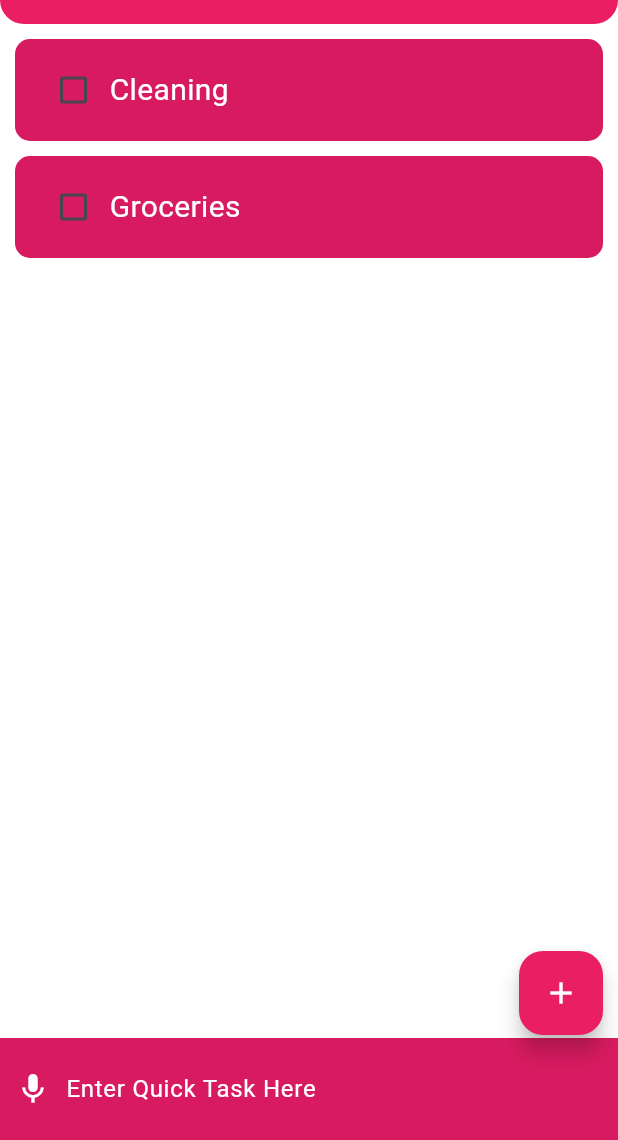
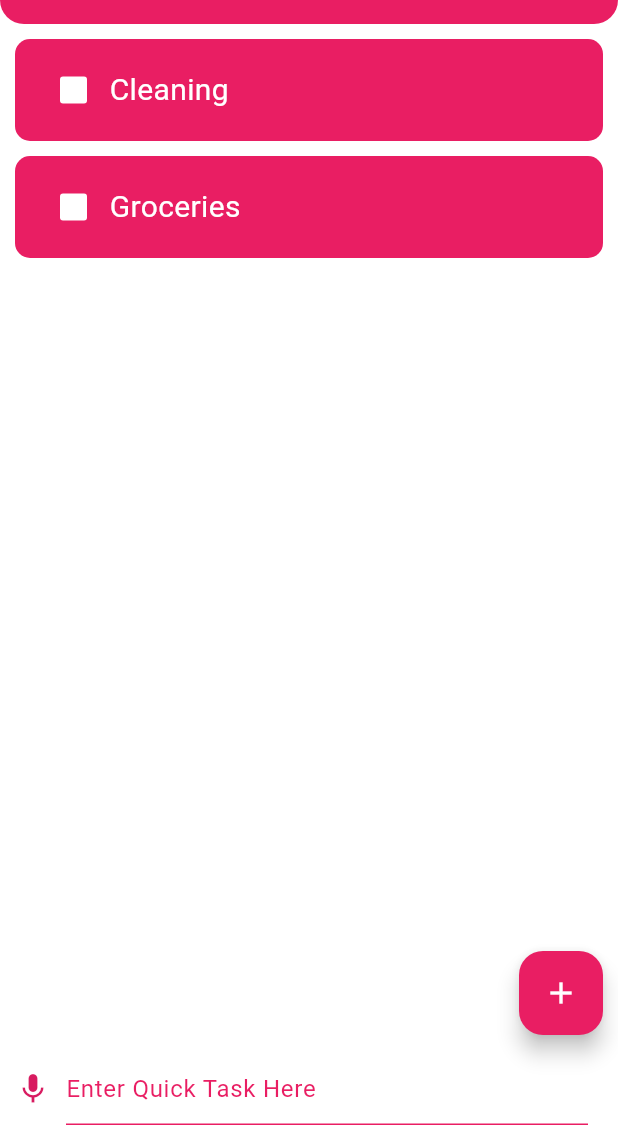
Before and after one commit to faiza2710/HerCompanion, a Flutter app: the TodoListPage screen opened directly, on a phone screen of 412 x 824 dp, the part 96-1236 px from its top. Run offline on Flutter 3.47's test engine with Material 3 defaults, Android fonts, the phone set to English and light mode, and no system bars; our stand-ins replace another_flutter_splash_screen, audioplayers, cached_network_image, confetti, firebase_core, flip_card and 7 more; missing offline and left inert: flutter_sound, telephony; accounts and stored records are empty.

Commit message:
todo pages

```diff
--- a/lib/screens/home.dart
+++ b/lib/screens/home.dart
@@ -1,6 +1,6 @@
 import 'package:flutter/material.dart';
 import 'package:fyp/appbar.dart';
-
+import 'package:fyp/screens/add_task.dart';
 class TodoListPage extends StatefulWidget {
   @override
   _TodoListPageState createState() => _TodoListPageState();
@@ -37,7 +37,7 @@ class _TodoListPageState extends State<TodoListPage> {
                     return Container(
                       margin: EdgeInsets.only(bottom: 10),
                       decoration: BoxDecoration(
-                        color: Colors.pink.shade600,
+                        color: Colors.pink,
                         borderRadius: BorderRadius.circular(10),
                       ),
                       padding: EdgeInsets.symmetric(vertical: 10, horizontal: 15),
@@ -50,10 +50,10 @@ class _TodoListPageState extends State<TodoListPage> {
                                 tasks[index]["isChecked"] = value!;
                               });
                             },
-                            activeColor: Colors.transparent, // Transparent background for the checkbox
-                            checkColor: Colors.white, // White tick when checked
+                            fillColor: MaterialStateProperty.all(Colors.white), // White background
+                            checkColor: Colors.pink, // Pink tick when checked
+                            side: BorderSide.none, // Removes black border
                           ),
-
                           Text(
                             tasks[index]["title"],
                             style: TextStyle(color: Colors.white, fontSize: 20),
@@ -67,26 +67,32 @@ class _TodoListPageState extends State<TodoListPage> {
 
               // Quick Task Input Section
               Container(
-                color: Colors.pink.shade600,
                 padding: EdgeInsets.all(10),
                 child: Row(
                   children: [
-                    Icon(Icons.mic, color: Colors.white),
+                    Icon(Icons.mic, color: Colors.pink.shade600),
                     SizedBox(width: 10),
                     Expanded(
                       child: TextField(
                         decoration: InputDecoration(
                           hintText: "Enter Quick Task Here",
-                          hintStyle: TextStyle(color: Colors.white),
-                          border: InputBorder.none,
+                          hintStyle: TextStyle(color: Colors.pink),
+                          enabledBorder: UnderlineInputBorder(
+                            borderSide: BorderSide(color: Colors.pink), // Default pink underline
+                          ),
+                          focusedBorder: UnderlineInputBorder(
+                            borderSide: BorderSide(color: Colors.pink, width: 2), // Thicker pink underline when focused
+                          ),
                         ),
-                        style: TextStyle(color: Colors.white),
+                        style: TextStyle(color: Colors.black),
                       ),
                     ),
                     SizedBox(width: 10),
                   ],
                 ),
-              ),
+              )
+
+
             ],
           ),
 
@@ -97,7 +103,7 @@ class _TodoListPageState extends State<TodoListPage> {
             child: FloatingActionButton(
               onPressed: () {
                 // Action for adding a new task
-                // Navigator.pushReplacement(context, MaterialPageRoute(builder: (context)=>NewTaskPage()));
+                Navigator.push(context, MaterialPageRoute(builder: (context) => NewTaskPage()));
               },
               backgroundColor: Colors.pink,
               child: Icon(Icons.add, color: Colors.white),
```
Also changed, not shown: lib/screens/add_task.dart (+21 -13 lines).
